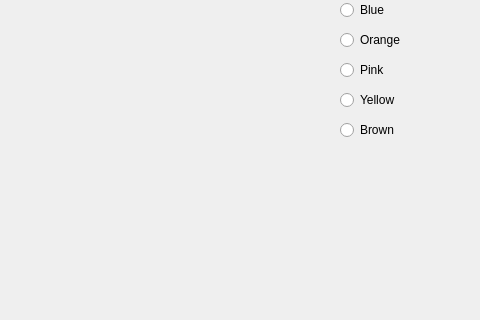
This is GUI/mainwindow.ui in ProtVlad/ProjectModernCpp as Qt 5 draws it before an edit; both pictures show x 320 to 800 and y 111 to 431 of the 800 by 600 pixel window. The edited form follows.
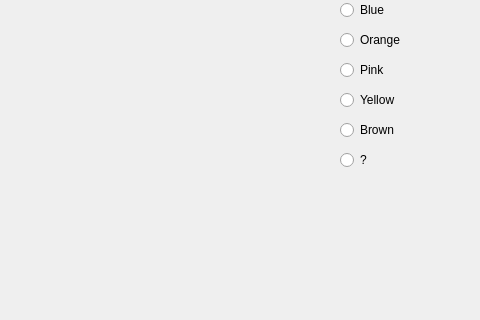
This is the edited form.

Commit message: Added new special color

The edit to the form file:
```diff
--- a/GUI/mainwindow.ui
+++ b/GUI/mainwindow.ui
@@ -118,6 +118,19 @@
      <string>Gray</string>
     </property>
    </widget>
+   <widget class="QRadioButton" name="Surprise">
+    <property name="geometry">
+     <rect>
+      <x>660</x>
+      <y>260</y>
+      <width>91</width>
+      <height>22</height>
+     </rect>
+    </property>
+    <property name="text">
+     <string>?</string>
+    </property>
+   </widget>
   </widget>
   <widget class="QMenuBar" name="menubar">
    <property name="geometry">
```
The commit also changes 2 other files.
